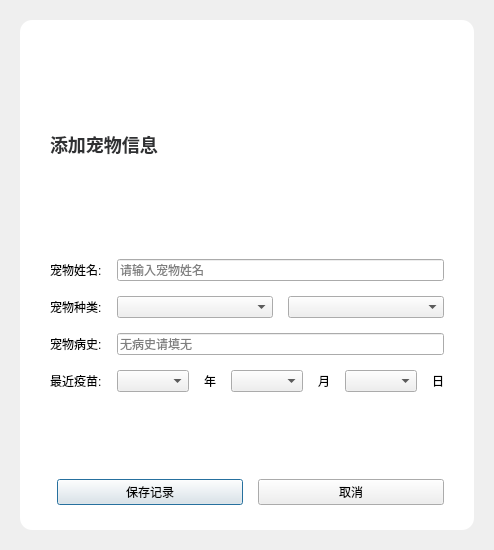
Genshin142/petmanager, file modules/addpetdialog.ui: the form before one commit.
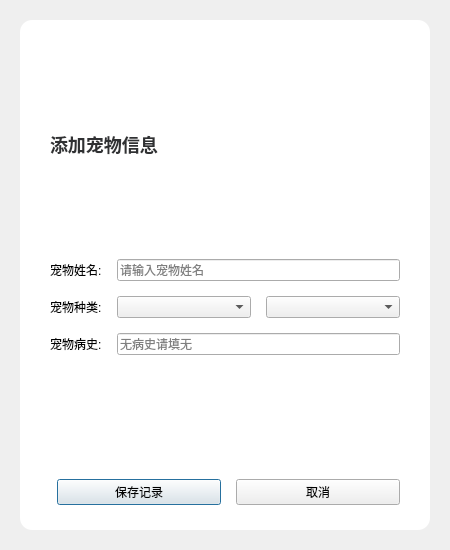
The form after the commit.

The edit to the form file:
```diff
--- a/modules/addpetdialog.ui
+++ b/modules/addpetdialog.ui
@@ -110,47 +110,6 @@
           </property>
          </widget>
         </item>
-        <item row="3" column="0">
-         <widget class="QLabel" name="label_4">
-          <property name="text">
-           <string>最近疫苗:</string>
-          </property>
-         </widget>
-        </item>
-        <item row="3" column="1">
-         <layout class="QHBoxLayout" name="dateLayout">
-          <item>
-           <widget class="QComboBox" name="yearCombo"/>
-          </item>
-          <item>
-           <widget class="QLabel" name="labelYear">
-            <property name="text">
-             <string>年</string>
-            </property>
-           </widget>
-          </item>
-          <item>
-           <widget class="QComboBox" name="monthCombo"/>
-          </item>
-          <item>
-           <widget class="QLabel" name="labelMonth">
-            <property name="text">
-             <string>月</string>
-            </property>
-           </widget>
-          </item>
-          <item>
-           <widget class="QComboBox" name="dayCombo"/>
-          </item>
-          <item>
-           <widget class="QLabel" name="labelDay">
-            <property name="text">
-             <string>日</string>
-            </property>
-           </widget>
-          </item>
-         </layout>
-        </item>
        </layout>
       </item>
       <item>
```
